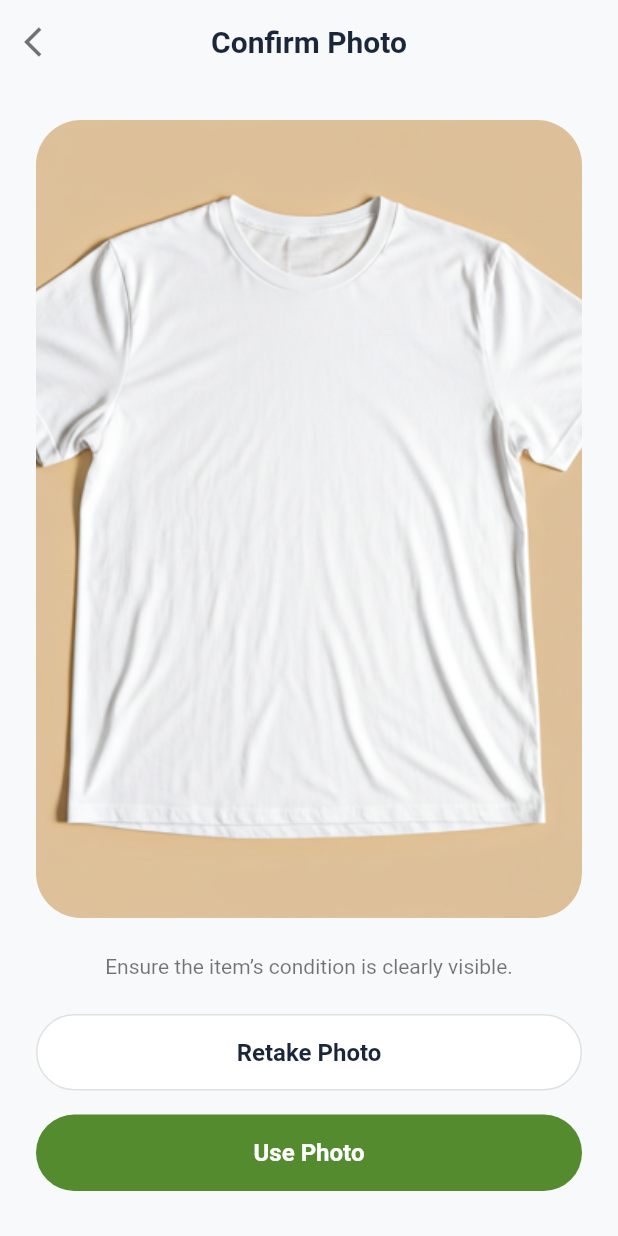
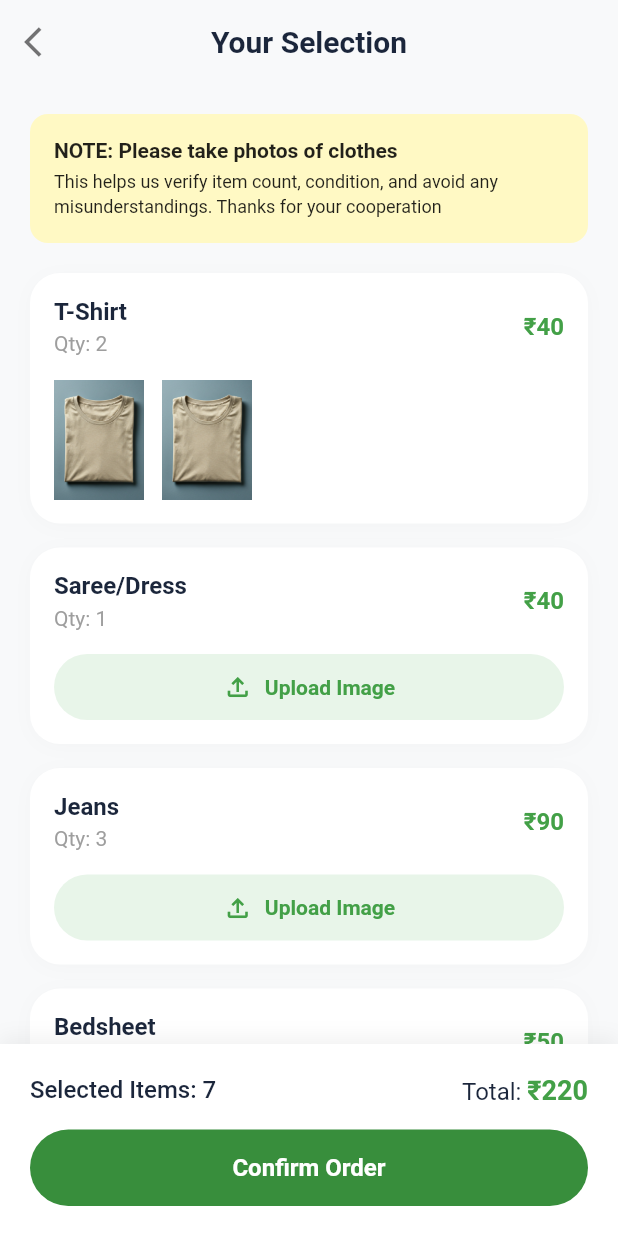
Before and after one commit to gohypedevelopers-stack/cleclo, a Flutter app: the ConfirmPhotoScreen screen opened by its route, after a tap on "Use Photo", on a phone screen of 412 x 824 dp. Run offline on Flutter 3.47's test engine with Material 3 defaults, Android fonts, the light colour scheme and no system bars; our stand-ins replace go_router, smooth_page_indicator.

Commit message:
feat: Introduce item selection screen with image upload and photo confirmation capabilities.

```diff
--- a/lib/features/home/view/confirm_photo_screen.dart
+++ b/lib/features/home/view/confirm_photo_screen.dart
@@ -2,6 +2,7 @@ import 'package:cleclo/utils/images/images.dart';
 import 'package:cleclo/utils/theme/colors.dart';
 import 'package:flutter/material.dart';
 import 'package:go_router/go_router.dart';
+import 'package:cleclo/routes/route_constants.dart';
 
 class ConfirmPhotoScreen extends StatelessWidget {
   const ConfirmPhotoScreen({super.key});
@@ -85,14 +86,7 @@ class ConfirmPhotoScreen extends StatelessWidget {
                    width: double.infinity,
                    child: ElevatedButton(
                      onPressed: () {
-                        // Logic to use photo - for now maybe go back or show success?
-                        // User hasn't specified what happens next.
-                        // I'll assume it goes back to Collection or just stays there for now.
-                        // Actually, logic usually is "Use Photo" -> Returns image to previous screen.
-                        // But for now I'll just pop or do nothing until specified.
-                        // Wait, "Use Photo" likely means confirming the upload.
-                        // I'll make it navigate back to "YourCollection" maybe? Or stay.
-                        // I will add a placeholder action.
+                        context.push(RouteConstants.yourSelectionScreen);
                      },
                      style: ElevatedButton.styleFrom(
                        backgroundColor: const Color(0xFF558B2F), // Greenish
--- /dev/null
+++ b/lib/features/home/view/your_selection_screen.dart
@@ -0,0 +1,275 @@
+import 'package:cleclo/utils/images/images.dart';
+import 'package:cleclo/utils/theme/colors.dart';
+import 'package:flutter/material.dart';
+import 'package:go_router/go_router.dart';
+import 'package:cleclo/routes/route_constants.dart';
+
+class YourSelectionScreen extends StatelessWidget {
+  const YourSelectionScreen({super.key});
+
+  @override
+  Widget build(BuildContext context) {
+    // Mock data with images for T-Shirt
+    final List<Map<String, dynamic>> selectedItems = [
+      {
+        'name': 'T-Shirt',
+        'qty': 2,
+        'price': 40,
+        'images': [Images.tShirtWash, Images.tShirtWash] // Simulating uploaded images
+      },
+      {'name': 'Saree/Dress', 'qty': 1, 'price': 40},
+      {'name': 'Jeans', 'qty': 3, 'price': 90},
+      {'name': 'Bedsheet', 'qty': 1, 'price': 50},
+    ];
+
+    int totalItems = selectedItems.fold(0, (sum, item) => sum + (item['qty'] as int));
+    // Hardcoded total to match image if needed, or calc.
+    // 40+40+90+50 = 220. Correct.
+
+    return Scaffold(
+      backgroundColor: const Color(0xFFF8F9FA),
+      appBar: AppBar(
+        backgroundColor: const Color(0xFFF8F9FA),
+        elevation: 0,
+        leading: IconButton(
+          icon: const Icon(Icons.arrow_back_ios, color: Colors.black54),
+          onPressed: () => context.pop(),
+        ),
+        centerTitle: true,
+        title: const Text(
+          'Your Selection',
+          style: TextStyle(
+            color: Color(0xFF1B263B),
+            fontSize: 20,
+            fontWeight: FontWeight.bold,
+          ),
+        ),
+      ),
+      body: Column(
+        children: [
+          Expanded(
+            child: SingleChildScrollView(
+              padding: const EdgeInsets.all(20),
+              child: Column(
+                children: [
+                   // Note Card (Same as before)
+                  Container(
+                    padding: const EdgeInsets.all(16),
+                    decoration: BoxDecoration(
+                      color: const Color(0xFFFFF9C4),
+                      borderRadius: BorderRadius.circular(12),
+                    ),
+                    child: Column(
+                      crossAxisAlignment: CrossAxisAlignment.start,
+                      children: const [
+                        Text(
+                          'NOTE: Please take photos of clothes',
+                          style: TextStyle(
+                            fontWeight: FontWeight.bold,
+                            fontSize: 14,
+                            color: Colors.black87,
+                          ),
+                        ),
+                        SizedBox(height: 4),
+                        Text(
+                          'This helps us verify item count, condition, and avoid any misunderstandings. Thanks for your cooperation',
+                          style: TextStyle(
+                            fontSize: 12,
+                            color: Colors.black87,
+                            height: 1.4,
+                          ),
+                        ),
+                      ],
+                    ),
+                  ),
+                  const SizedBox(height: 20),
+
+                  // Items List
+                  ...selectedItems.map((item) => _buildItemCard(context, item)).toList(),
+                ],
+              ),
+            ),
+          ),
+
+          // Bottom Bar
+          Container(
+            padding: const EdgeInsets.all(20),
+            decoration: BoxDecoration(
+              color: Colors.white,
+              boxShadow: [
+                BoxShadow(
+                  color: Colors.black.withOpacity(0.05),
+                  blurRadius: 10,
+                  offset: const Offset(0, -5),
+                ),
+              ],
+            ),
+            child: Column(
+              mainAxisSize: MainAxisSize.min,
+              children: [
+                Row(
+                  mainAxisAlignment: MainAxisAlignment.spaceBetween,
+                  children: [
+                    Text(
+                      'Selected Items: $totalItems',
+                      style: const TextStyle(
+                        fontSize: 16,
+                        fontWeight: FontWeight.w500,
+                        color: Color(0xFF1B263B),
+                      ),
+                    ),
+                    RichText(
+                      text: TextSpan(
+                        text: 'Total: ',
+                        style: const TextStyle(
+                          fontSize: 16,
+                          color: Color(0xFF1B263B),
+                        ),
+                        children: [
+                          TextSpan(
+                            text: '₹220',
+                            style: const TextStyle(
+                              fontSize: 18,
+                              fontWeight: FontWeight.bold,
+                              color: Color(0xFF43A047),
+                            ),
+                          ),
+                        ],
+                      ),
+                    ),
+                  ],
+                ),
+                const SizedBox(height: 16),
+                SizedBox(
+                  width: double.infinity,
+                  child: ElevatedButton(
+                    onPressed: () {
+                      // Navigate to next flow... maybe Payment or Address?
+                      // User hasn't specified.
+                    },
+                    style: ElevatedButton.styleFrom(
+                      backgroundColor: const Color(0xFF388E3C), // Darker Green
+                      padding: const EdgeInsets.symmetric(vertical: 16),
+                      shape: RoundedRectangleBorder(
+                        borderRadius: BorderRadius.circular(30),
+                      ),
+                      elevation: 0,
+                    ),
+                    child: const Text(
+                      'Confirm Order',
+                      style: TextStyle(
+                        color: Colors.white,
+                        fontSize: 16,
+                        fontWeight: FontWeight.bold,
+                      ),
+                    ),
+                  ),
+                ),
+              ],
+            ),
+          ),
+        ],
+      ),
+    );
+  }
+
+  Widget _buildItemCard(BuildContext context, Map<String, dynamic> item) {
+    bool hasImages = item.containsKey('images') && (item['images'] as List).isNotEmpty;
+
+    return Container(
+      margin: const EdgeInsets.only(bottom: 16),
+      padding: const EdgeInsets.all(16),
+      decoration: BoxDecoration(
+        color: Colors.white,
+        borderRadius: BorderRadius.circular(20),
+        boxShadow: [
+          BoxShadow(
+            color: Colors.black.withOpacity(0.02),
+            blurRadius: 10,
+            offset: const Offset(0, 2),
+          ),
+        ],
+      ),
+      child: Column(
+        children: [
+          Row(
+            mainAxisAlignment: MainAxisAlignment.spaceBetween,
+            children: [
+              Column(
+                crossAxisAlignment: CrossAxisAlignment.start,
+                children: [
+                  Text(
+                    item['name'],
+                    style: const TextStyle(
+                      fontSize: 16,
+                      fontWeight: FontWeight.bold,
+                      color: Color(0xFF1B263B),
+                    ),
+                  ),
+                  const SizedBox(height: 4),
+                  Text(
+                    'Qty: ${item['qty']}',
+                    style: TextStyle(
+                      fontSize: 14,
+                      color: Colors.grey.shade500,
+                    ),
+                  ),
+                ],
+              ),
+              Text(
+                '₹${item['price']}',
+                style: const TextStyle(
+                  fontSize: 16,
+                  fontWeight: FontWeight.bold,
+                  color: Color(0xFF43A047),
+                ),
+              ),
+            ],
+          ),
+          const SizedBox(height: 16),
+
+          if (hasImages)
+            Row(
+              children: (item['images'] as List).map<Widget>((image) =>
+                Container(
+                  margin: const EdgeInsets.only(right: 12),
+                  width: 60, height: 80,
+                  child: Image.asset(image, fit: BoxFit.cover),
+                )
+              ).toList(),
+            )
+          else
+            // Upload Image Button
+            Container(
+              width: double.infinity,
+              padding: const EdgeInsets.symmetric(vertical: 12),
+              decoration: BoxDecoration(
+                color: const Color(0xFFE8F5E9),
+                borderRadius: BorderRadius.circular(30),
+              ),
+              child: Row(
+                mainAxisAlignment: MainAxisAlignment.center,
+                children: [
+                  Icon(Icons.file_upload_outlined, color: Color(0xFF43A047), size: 20),
+                   SizedBox(width: 8),
+                  GestureDetector(
+                    onTap: () {
+                      context.push(RouteConstants.uploadImageScreen);
+                    },
+                    child: Text(
+                      'Upload Image',
+                      style: TextStyle(
+                        color: Color(0xFF43A047),
+                        fontWeight: FontWeight.w600,
+                        fontSize: 14,
+                      ),
+                    ),
+                  ),
+                ],
+              ),
+            ),
+        ],
+      ),
+    );
+  }
+}
--- a/lib/routes/route_config.dart
+++ b/lib/routes/route_config.dart
@@ -13,6 +13,7 @@ import 'package:cleclo/features/home/view/cancellation_successful_screen.dart';
 import 'package:cleclo/features/home/view/your_collection_screen.dart';
 import 'package:cleclo/features/home/view/upload_image_screen.dart';
 import 'package:cleclo/features/home/view/confirm_photo_screen.dart';
+import 'package:cleclo/features/home/view/your_selection_screen.dart';
 import 'package:cleclo/routes/route_constants.dart';
 import 'package:flutter/material.dart';
 import 'package:go_router/go_router.dart';
@@ -96,6 +97,11 @@ final GoRouter appRouter = GoRouter(
       name: RouteConstants.confirmPhotoScreen,
       builder: (context, state) => const ConfirmPhotoScreen(),
     ),
+    GoRoute(
+      path: RouteConstants.yourSelectionScreen,
+      name: RouteConstants.yourSelectionScreen,
+      builder: (context, state) => const YourSelectionScreen(),
+    ),
   ],
   errorBuilder: (context, state) => Scaffold(
     body: Center(child: Text('404: Page not found (${state.uri.path})')),
--- a/lib/routes/route_constants.dart
+++ b/lib/routes/route_constants.dart
@@ -15,4 +15,5 @@ class RouteConstants {
   static const yourCollectionScreen = "/your-collection";
   static const uploadImageScreen = "/upload-image";
   static const confirmPhotoScreen = "/confirm-photo";
+  static const yourSelectionScreen = "/your-selection";
 }
```
